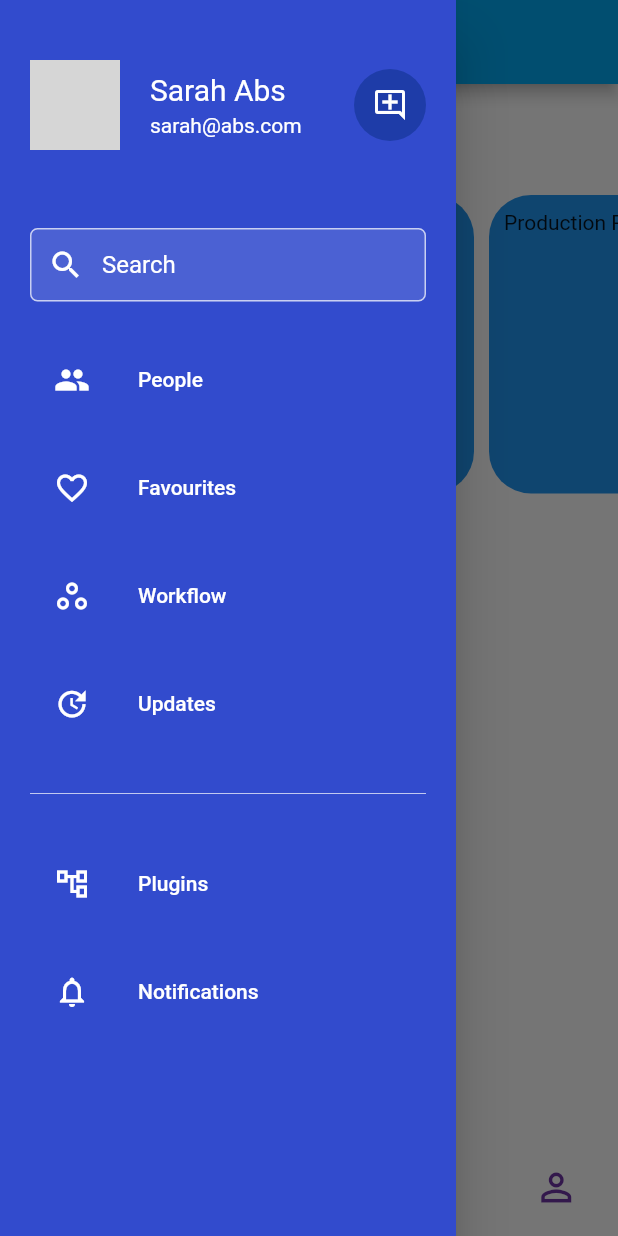
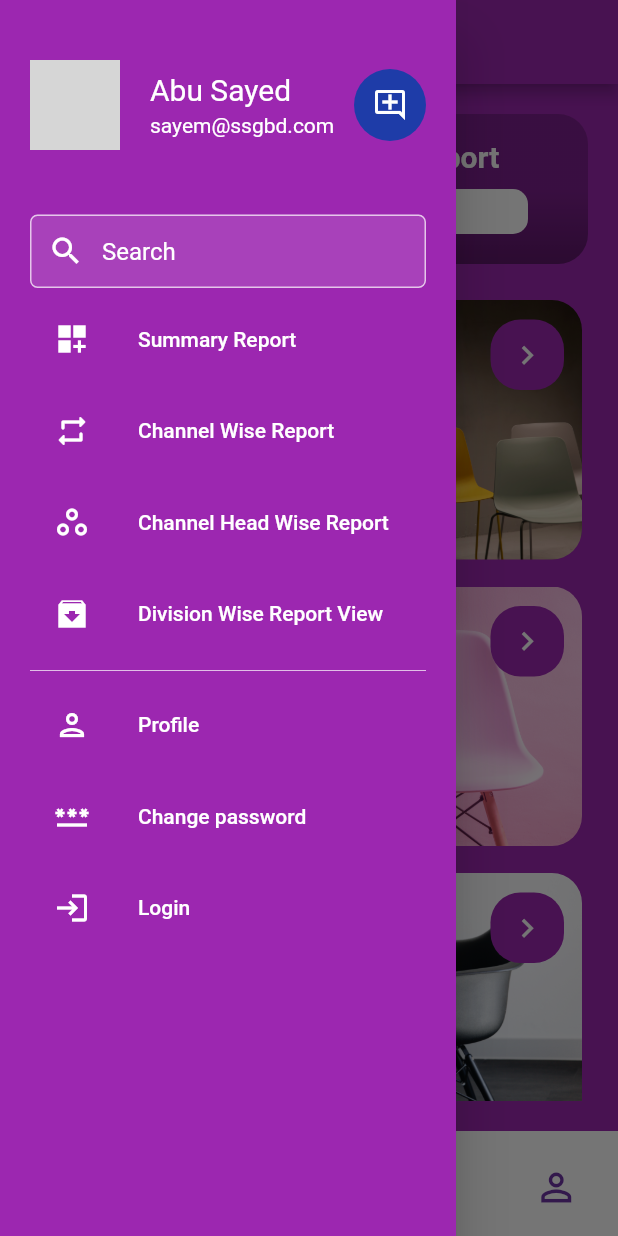
Before and after one commit to andsayem/sale-dashboard, a Flutter app: the screen it shows after launch, with the side drawer open, on a phone screen of 412 x 824 dp. Run offline on Flutter 3.47's test engine with Material 2 defaults, Android fonts, the phone set to English and light mode, and no system bars; drawn by our look-alikes of curved_navigation_bar; our stand-ins replace google_fonts; network calls fail; Roboto replaces fonts that are missing (Inder); grey boxes are pictures that could not be loaded.

Commit message:
Update (Home page Grid )

```diff
--- a/lib/Screens/Home/Home.dart
+++ b/lib/Screens/Home/Home.dart
@@ -1,11 +1,11 @@
 import 'package:flutter/material.dart';
-import 'package:dashboard/Screens/Home/components/body.dart';
+import 'package:dashboard/Screens/Home/components/HomeItem.dart';
 
 class Home extends StatelessWidget {
   @override
   Widget build(BuildContext context) {
     return Scaffold(
-      body: Body(),
+      body: HomeItem(),
     );
   }
 }
--- /dev/null
+++ b/lib/Screens/Home/components/HomeItem.dart
@@ -0,0 +1,142 @@
+import 'package:flutter/cupertino.dart';
+import 'package:flutter/material.dart';
+class HomeItem extends StatelessWidget {
+  @override
+  Widget build(BuildContext context) {
+    return Scaffold(
+        backgroundColor: Colors.white,
+        body: HomePage());
+  }
+}
+class HomePage extends StatefulWidget {
+  @override
+  _HomePageState createState() => _HomePageState();
+}
+
+class _HomePageState extends State<HomePage> {
+
+  final List<String> _listItem = [
+    'assets/images/two.jpg',
+    'assets/images/three.jpg',
+    'assets/images/four.jpg',
+    'assets/images/five.jpg',
+    'assets/images/one.jpg',
+    'assets/images/two.jpg',
+    'assets/images/three.jpg',
+    'assets/images/four.jpg',
+    'assets/images/five.jpg',
+  ];
+
+  @override
+  Widget build(BuildContext context) {
+    return Scaffold(
+      backgroundColor: Colors.purple[500],
+      // appBar: AppBar(
+      //   backgroundColor: Colors.transparent,
+      //   elevation: 0,
+      //   leading: Icon(Icons.menu),
+      //   title: Text("Home"),
+      //   actions: <Widget>[
+      //     Padding(
+      //       padding: EdgeInsets.all(10.0),
+      //       child: Container(
+      //         width: 36,
+      //         height: 30,
+      //         decoration: BoxDecoration(
+      //           color: Colors.grey[800],
+      //           borderRadius: BorderRadius.circular(10)
+      //         ),
+      //         child: Center(child: Text("0")),
+      //       ),
+      //     )
+      //   ],
+      // ),
+      body: SafeArea(
+        child: Container(
+          padding: EdgeInsets.all(20.0),
+          child: Column(
+            children: <Widget>[
+              Container(
+                width: double.infinity,
+                height: 100,
+                // decoration: BoxDecoration(
+                //   borderRadius: BorderRadius.circular(20),
+                //   image: DecorationImage(
+                //     image: AssetImage('assets/images/one.jpg'),
+                //     fit: BoxFit.cover
+                //   )
+                // ),
+                child: Container(
+                  decoration: BoxDecoration(
+                    borderRadius: BorderRadius.circular(20),
+                    gradient: LinearGradient(
+                      begin: Alignment.bottomRight,
+                      colors: [
+                        Colors.black.withOpacity(.4),
+                        Colors.black.withOpacity(.2),
+                      ]
+                    )
+                  ),
+                  child: Column(
+                    mainAxisAlignment: MainAxisAlignment.end,
+                    children: <Widget>[
+                      Text("Dashboard Summary Report", style: TextStyle(color: Colors.white, fontSize: 20, fontWeight: FontWeight.bold),),
+                      SizedBox(height: 10,),
+                      Container(
+                        height: 30,
+                        margin: EdgeInsets.symmetric(horizontal: 40),
+                        decoration: BoxDecoration(
+                          borderRadius: BorderRadius.circular(10),
+                          color: Colors.white
+                        ),
+                        child: Center(child: Text("Search", style: TextStyle(color: Colors.grey[900], fontWeight: FontWeight.bold),)),
+                      ),
+                      SizedBox(height: 20,),
+                    ],
+                  ),
+                ),
+              ),
+              SizedBox(height: 20,),
+              Expanded(
+                child: GridView.count(
+                  crossAxisCount: 2,
+                  crossAxisSpacing: 10,
+                  mainAxisSpacing: 10,
+                  children: _listItem.map((item) => Card(
+                    color: Colors.transparent,
+                    elevation: 0,
+                    child: Container(
+                      decoration: BoxDecoration(
+                        borderRadius: BorderRadius.circular(20),
+                        image: DecorationImage(
+                          image: AssetImage(item),
+                          fit: BoxFit.cover,
+
+                        )
+                      ),
+
+                      child: Transform.translate(
+                        offset: Offset(50, -50),
+                        child: Container(
+                          margin: EdgeInsets.symmetric(horizontal: 62, vertical: 63),
+                          decoration: BoxDecoration(
+                            borderRadius: BorderRadius.circular(20),
+                            color: Colors.purple
+                          ),
+
+                          child: Icon(Icons.navigate_next, size: 25, color: Colors.white,),
+
+                        ),
+
+                      ),
+                    ),
+                  )).toList(),
+                )
+              )
+            ],
+          ),
+        ),
+      ),
+    );
+  }
+}
--- a/lib/Screens/Tabs/components/body.dart
+++ b/lib/Screens/Tabs/components/body.dart
@@ -27,7 +27,7 @@ class _BottomNavBarState extends State<BottomNavBar> {
   @override
   Widget build(BuildContext context) {
     return Scaffold(
-        backgroundColor: Colors.blueAccent,
+        backgroundColor: Colors.purple,
         bottomNavigationBar: CurvedNavigationBar(
           key: _bottomNavigationKey,
           index: 0,
@@ -42,7 +42,7 @@ class _BottomNavBarState extends State<BottomNavBar> {
           ],
           color: Colors.white,
           buttonBackgroundColor: Colors.white,
-          backgroundColor: Colors.grey.shade300,
+          backgroundColor: Colors.purple,
           animationCurve: Curves.easeInOut,
           animationDuration: Duration(milliseconds: 600),
           onTap: (index) {
--- a/lib/main.dart
+++ b/lib/main.dart
@@ -30,7 +30,7 @@ class MyApp extends StatelessWidget {
   Widget build(BuildContext context) => MaterialApp(
         debugShowCheckedModeBanner: false,
         title: title,
-        theme: ThemeData(primarySwatch: Colors.lightBlue),
+        theme: ThemeData(primarySwatch: Colors.purple),
         home: MainPage(),
       );
 }
--- a/lib/widget/navigation_drawer_widget.dart
+++ b/lib/widget/navigation_drawer_widget.dart
@@ -7,14 +7,14 @@ class NavigationDrawerWidget extends StatelessWidget {
   final padding = EdgeInsets.symmetric(horizontal: 20);
   @override
   Widget build(BuildContext context) {
-    final name = 'Sarah Abs';
-    final email = 'sarah@abs.com';
+    final name = 'Abu Sayed ';
+    final email = 'sayem@ssgbd.com';
     final urlImage =
         'https://images.unsplash.com/photo-1494790108377-be9c29b29330?ixid=MnwxMjA3fDB8MHxwaG90by1wYWdlfHx8fGVufDB8fHx8&ixlib=rb-1.2.1&auto=format&fit=crop&w=634&q=80';
 
     return Drawer(
       child: Material(
-        color: Color.fromRGBO(50, 75, 205, 1),
+        color: Colors.purple,
         child: ListView(
           children: <Widget>[
             buildHeader(
@@ -23,7 +23,7 @@ class NavigationDrawerWidget extends StatelessWidget {
               email: email,
               onClicked: () => Navigator.of(context).push(MaterialPageRoute(
                 builder: (context) => UserPage(
-                  name: 'Sarah Abs',
+                  name: 'Sayem',
                   urlImage: urlImage,
                 ),
               )),
@@ -32,44 +32,50 @@ class NavigationDrawerWidget extends StatelessWidget {
               padding: padding,
               child: Column(
                 children: [
-                  const SizedBox(height: 12),
+                  const SizedBox(height: 3),
                   buildSearchField(),
-                  const SizedBox(height: 24),
+                  const SizedBox(height: 6),
                   buildMenuItem(
-                    text: 'People',
-                    icon: Icons.people,
+                    text: 'Summary Report',
+                    icon: Icons.dashboard_customize,
                     onClicked: () => selectedItem(context, 0),
                   ),
-                  const SizedBox(height: 16),
+                  const SizedBox(height: 5),
                   buildMenuItem(
-                    text: 'Favourites',
-                    icon: Icons.favorite_border,
+                    text: 'Channel Wise Report',
+                    icon: Icons.repeat_rounded,
                     onClicked: () => selectedItem(context, 1),
                   ),
-                  const SizedBox(height: 16),
+                  const SizedBox(height: 5),
                   buildMenuItem(
-                    text: 'Workflow',
+                    text: 'Channel Head Wise Report',
                     icon: Icons.workspaces_outline,
                     onClicked: () => selectedItem(context, 2),
                   ),
-                  const SizedBox(height: 16),
+                   const SizedBox(height: 5),
                   buildMenuItem(
-                    text: 'Updates',
-                    icon: Icons.update,
+                    text: 'Division Wise Report View',
+                    icon: Icons.archive_sharp,
+                    onClicked: () => selectedItem(context, 2),
+                  ),
+                  const SizedBox(height: 2),
+                    Divider(color: Colors.white70),
+                  buildMenuItem(
+                    text: 'Profile',
+                    icon: Icons.person_outlined,
                     onClicked: () => selectedItem(context, 3),
                   ),
-                  const SizedBox(height: 24),
-                  Divider(color: Colors.white70),
-                  const SizedBox(height: 24),
+
+                  const SizedBox(height: 5),
                   buildMenuItem(
-                    text: 'Plugins',
-                    icon: Icons.account_tree_outlined,
+                    text: 'Change password',
+                    icon: Icons.password_outlined,
                     onClicked: () => selectedItem(context, 4),
                   ),
-                  const SizedBox(height: 16),
+                  const SizedBox(height: 5),
                   buildMenuItem(
-                    text: 'Notifications',
-                    icon: Icons.notifications_outlined,
+                    text: 'Login',
+                    icon: Icons.login,
                     onClicked: () => selectedItem(context, 5),
                   ),
                 ],
```
Also changed, not shown: lib/Screens/Home/components/body.dart (+1 -23 lines), assets/images/five.jpg (added), assets/images/four.jpg (added), assets/images/one.jpg (added), assets/images/three.jpg (added), assets/images/two.jpg (added).
